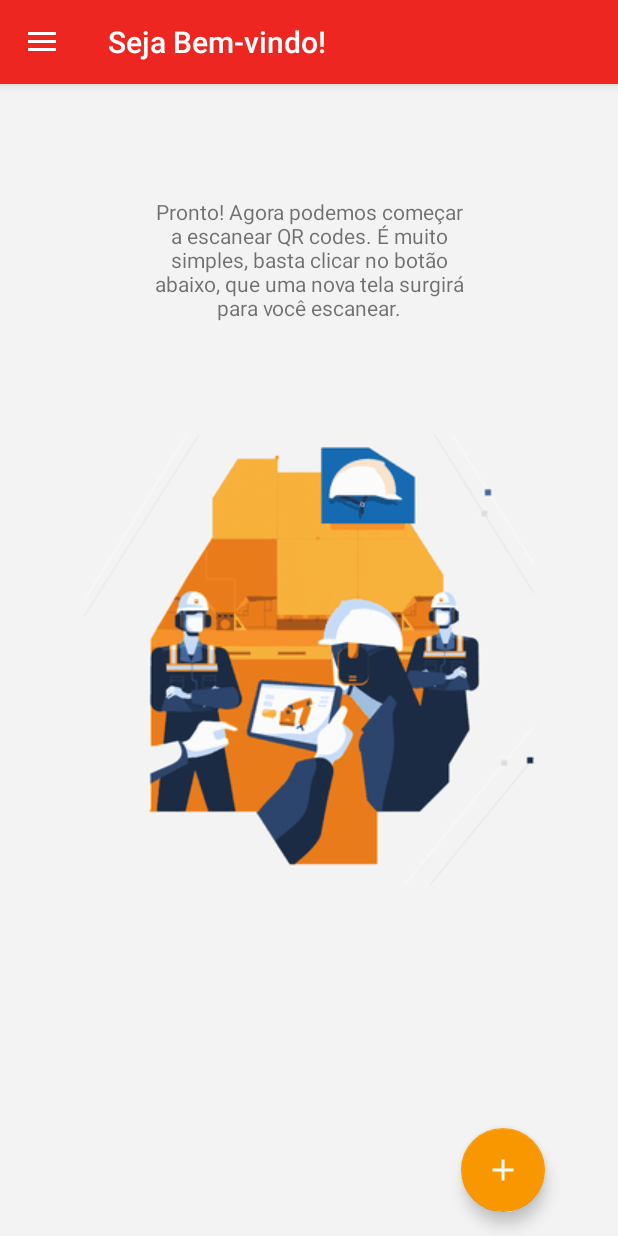
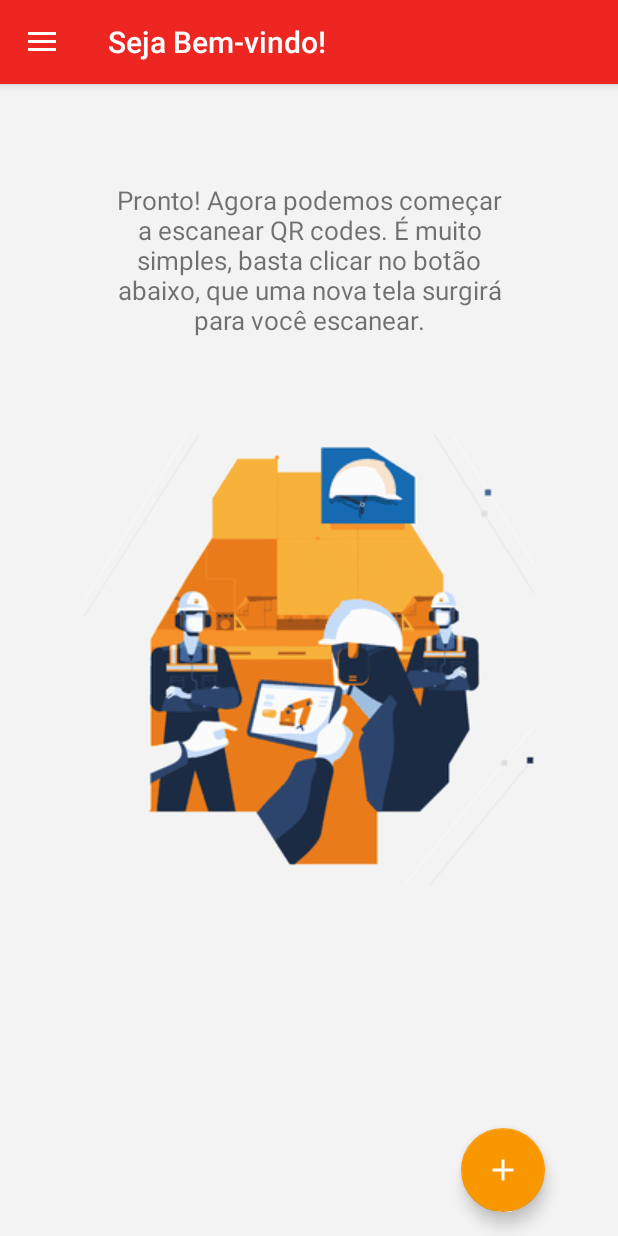
Before and after one commit to lion772/RTControl, an Android app: the ListFragment screen opened directly, with no data from a screen before it, on a phone screen of 412 x 824 dp. Run offline under Robolectric (Android 15) with nearby library versions, the phone set to English and light mode, and no system bars; our stand-ins replace Firebase (no records; nobody signed in at launch, a user with empty details on screens opened directly), data binding, navigation-ui.

Commit message:
Changing the font size of textview in fragment_list.xml.

```diff
--- a/app/src/main/res/layout/fragment_list.xml
+++ b/app/src/main/res/layout/fragment_list.xml
@@ -39,6 +39,7 @@
         android:gravity="center"
         android:maxEms="14"
         android:text="@string/opening_text"
+        android:textSize="17sp"
         app:layout_constraintBottom_toTopOf="@+id/imageView2"
         app:layout_constraintEnd_toEndOf="parent"
         app:layout_constraintStart_toStartOf="parent"
```
